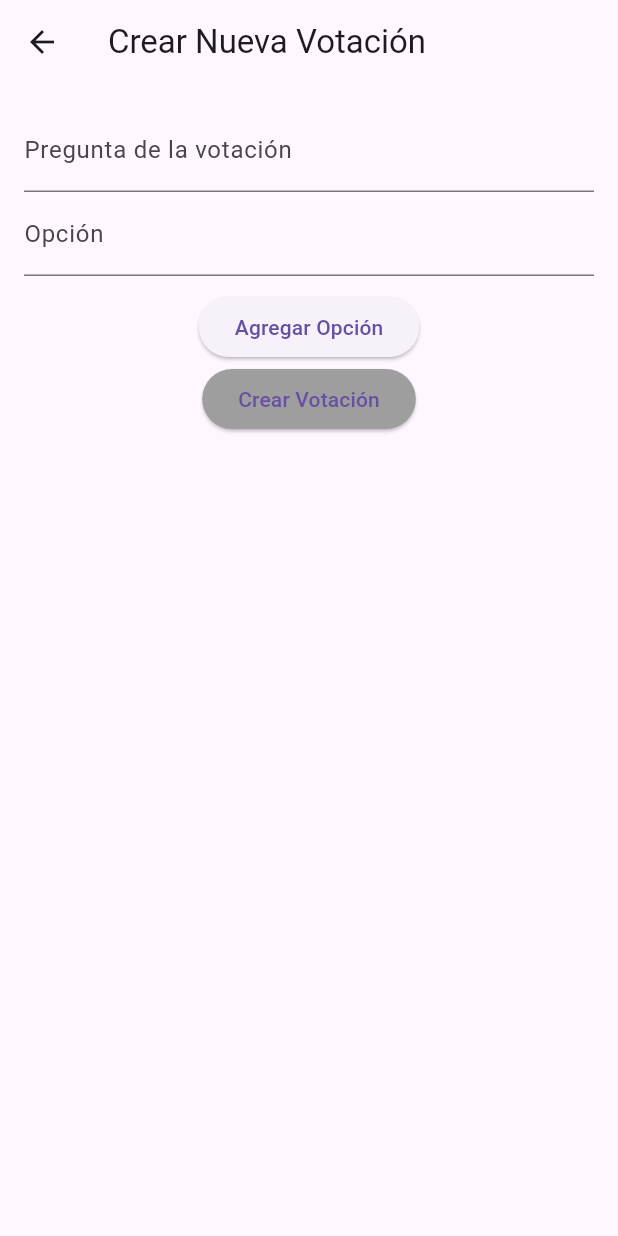
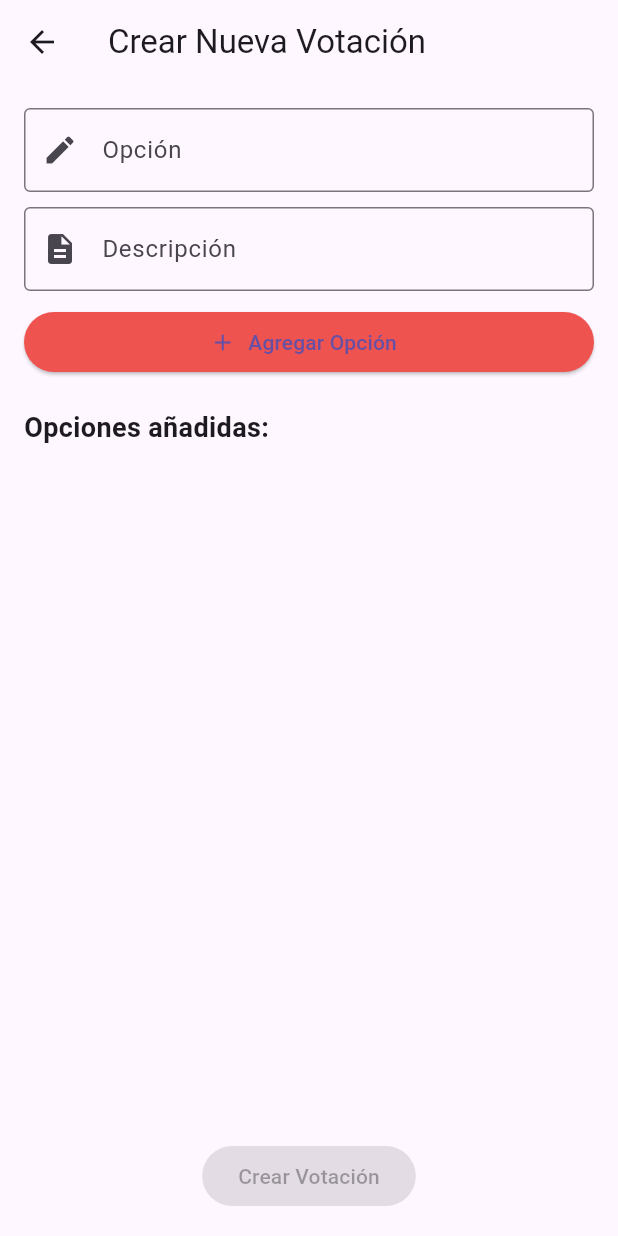
Before and after one commit to lamusaliza/votaciones_bebuch, a Flutter app: the CreateVotingScreen screen opened directly, on a phone screen of 412 x 824 dp. Run offline on Flutter 3.47's test engine with Material 3 defaults, Android fonts, the light colour scheme and no system bars; our stand-ins replace sqflite; accounts and stored records are empty.

Commit message:
subimos pantallita

```diff
--- a/lib/create_voting_screen.dart
+++ b/lib/create_voting_screen.dart
@@ -8,9 +8,9 @@ class CreateVotingScreen extends StatefulWidget {
 }
 
 class _CreateVotingScreenState extends State<CreateVotingScreen> {
-  final TextEditingController questionController = TextEditingController();
   final TextEditingController optionController = TextEditingController();
-  List<String> options = [];
+  final TextEditingController descriptionController = TextEditingController();
+  List<Map<String, String>> options = [];
 
   @override
   Widget build(BuildContext context) {
@@ -28,43 +28,69 @@ class _CreateVotingScreenState extends State<CreateVotingScreen> {
         padding: const EdgeInsets.all(16.0),
         child: Column(
           children: <Widget>[
-            TextField(
-              controller: questionController,
-              decoration: InputDecoration(labelText: 'Pregunta de la votación'),
-            ),
+            Expanded(
+              child: ListView(
+                children: <Widget>[
                   TextField(
                     controller: optionController,
-              decoration: InputDecoration(labelText: 'Opción'),
+                    decoration: InputDecoration(
+                      labelText: 'Opción',
+                      prefixIcon: Icon(Icons.edit),
+                      border: OutlineInputBorder(),
+                    ),
                   ),
                   SizedBox(height: 10),
-            ElevatedButton(
-              onPressed: addOption,
-              child: Text('Agregar Opción'),
-            ),
-            ElevatedButton(
-              onPressed: createVoting,
-              child: Text('Crear Votación'),
-              style: ElevatedButton.styleFrom(
-                backgroundColor: options.length >= 2 ? Colors.green : Colors.grey,
+                  TextField(
+                    controller: descriptionController,
+                    decoration: InputDecoration(
+                      labelText: 'Descripción',
+                      prefixIcon: Icon(Icons.description),
+                      border: OutlineInputBorder(),
                     ),
                   ),
+                  SizedBox(height: 10),
+                  ElevatedButton.icon(
+                    onPressed: addOption,
+                    icon: Icon(Icons.add),
+                    label: Text('Agregar Opción'),
+                    style: ElevatedButton.styleFrom(backgroundColor: Colors.red[400]),
+                  ),
                   SizedBox(height: 20),
-            Expanded(
-              child: ListView.builder(
+                  Text(
+                    'Opciones añadidas:',
+                    style: TextStyle(fontSize: 18, fontWeight: FontWeight.bold),
+                  ),
+                  ListView.builder(
+                    shrinkWrap: true,
+                    physics: NeverScrollableScrollPhysics(),
                     itemCount: options.length,
                     itemBuilder: (context, index) {
-                  return ListTile(
-                    title: Text(options[index]),
+                      return Card(
+                        child: ListTile(
+                          leading: Icon(Icons.label, color: Colors.red[400]),
+                          title: Text(options[index]['option']!),
+                          subtitle: Text(options[index]['description']!),
                           trailing: IconButton(
-                      icon: Icon(Icons.delete),
+                            icon: Icon(Icons.delete, color: Colors.red[400]),
                             onPressed: () {
                               setState(() {
                                 options.removeAt(index);
                               });
                             },
                           ),
+                        ),
                       );
                     },
+                  ),
+                ],
+              ),
+            ),
+            SizedBox(height: 10),
+            ElevatedButton(
+              onPressed: options.length >= 2 ? createVoting : null,
+              child: Text('Crear Votación'),
+              style: ElevatedButton.styleFrom(
+                backgroundColor: options.length >= 2 ? Colors.green : Colors.grey,
               ),
             ),
           ],
@@ -74,23 +100,26 @@ class _CreateVotingScreenState extends State<CreateVotingScreen> {
   }
 
   void addOption() {
-    if (optionController.text.isNotEmpty) {
+    if (optionController.text.isNotEmpty && descriptionController.text.isNotEmpty) {
       setState(() {
-        options.add(optionController.text);
+        options.add({
+          'option': optionController.text,
+          'description': descriptionController.text,
+        });
         optionController.clear();
+        descriptionController.clear();
       });
     }
   }
 
   void createVoting() {
-    if (questionController.text.isNotEmpty && options.length >= 2) {
     Provider.of<VotingManager>(context, listen: false).createVoting(
-        questionController.text,
-        options,
+      'Votación sin pregunta específica',
+      options.map((opt) => opt['option']!).toList(),
     );
     ScaffoldMessenger.of(context).showSnackBar(
       SnackBar(content: Text('Su votación ha sido creada')),
     );
+    Navigator.of(context).pop();
   }
 }
-}
```
Also changed, not shown: lib/database_helper.dart (indentation only), lib/results_screen.dart (line endings or trailing spaces), lib/voting_dart.dart (line endings or trailing spaces), lib/voting_manager.dart (line endings or trailing spaces). Lines whose indentation alone changed are shown as unchanged.
